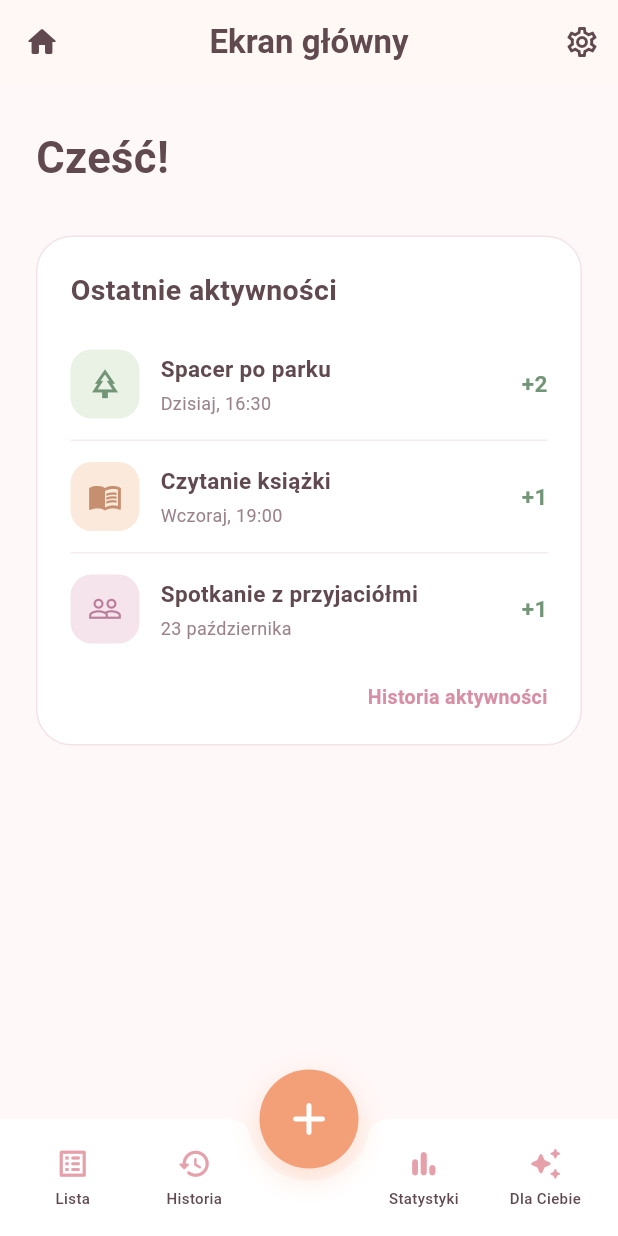
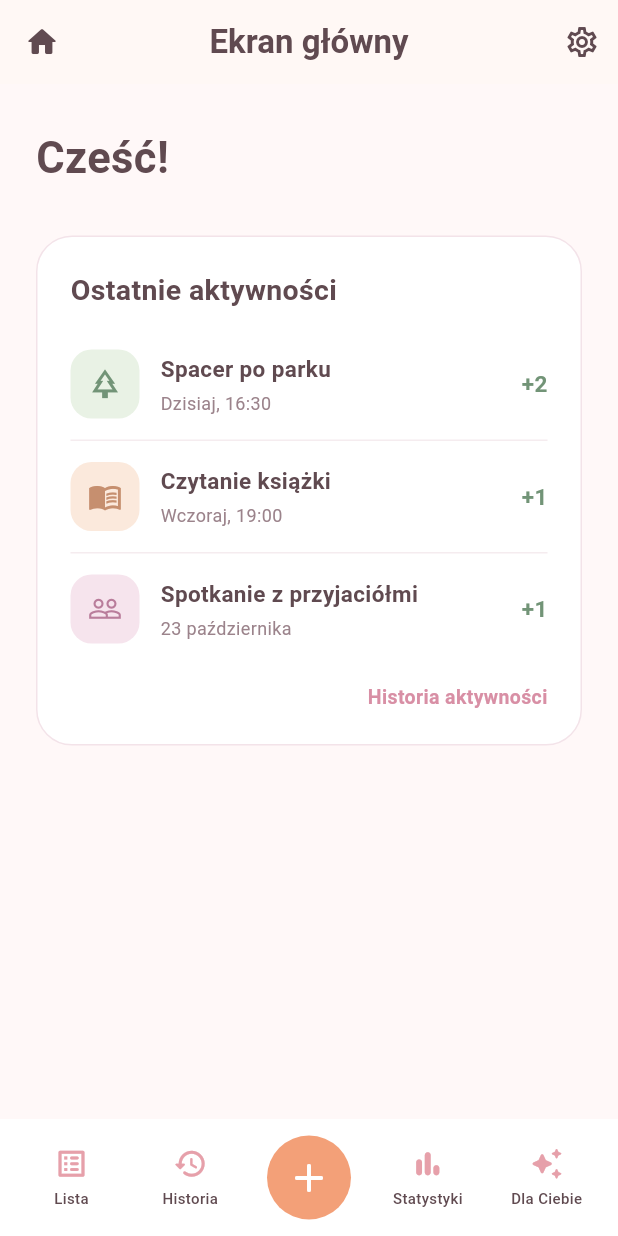
Before and after one commit to NataliaStaniewska/activity_app, a Flutter app: the screen it shows after launch, on a phone screen of 412 x 824 dp. Run offline on Flutter 3.47's test engine with Material 3 defaults, Android fonts, the phone set to English and light mode, and no system bars.

Commit message:
Adjust add activity navigation button
Co-authored-by: Copilot <223556219+Copilot@users.noreply.github.com>

```diff
--- a/lib/screens/main_screen.dart
+++ b/lib/screens/main_screen.dart
@@ -1,6 +1,7 @@
-
 import 'package:flutter/material.dart';
 
+import '../models/saved_activities.dart';
+import '../services/activities_api.dart';
 import 'history_screen.dart';
 import 'add_activity_screen.dart';
 import 'statistics_screen.dart';
@@ -10,7 +11,16 @@ import 'list_screen.dart';
 import 'settings_screen.dart';
 
 class MainScreen extends StatefulWidget {
-  const MainScreen({super.key});
+  const MainScreen({
+    super.key,
+    this.activitiesApi = const ActivitiesApi(),
+    this.accountEmail,
+    this.onLogout,
+  });
+
+  final ActivitiesApi activitiesApi;
+  final String? accountEmail;
+  final Future<void> Function()? onLogout;
 
   @override
   State<MainScreen> createState() => _MainScreenState();
@@ -26,16 +36,29 @@ class _MainScreenState extends State<MainScreen> {
   static const Color background = Color(0xFFFFF8F5);
   static const Color textColor = Color(0xFF604A50);
 
-  final List<Widget> _screens = [
-    const ListScreen(),
-    const HistoryScreen(),
-    const AddActivityScreen(),
-    const StatisticsScreen(),
-    const RecommendationsScreen(),
-  ];
+  final _savedActivities = SavedActivities();
+  SavedActivity? _activitySuggestion;
 
-  void _openTab(int index) {
+  Widget _screenForTab() => switch (_selectedIndex) {
+    0 => ListScreen(
+      savedActivities: _savedActivities,
+      onLogActivity: (activity) => _openTab(2, suggestion: activity),
+    ),
+    1 => HistoryScreen(api: widget.activitiesApi),
+    2 => AddActivityScreen(
+      api: widget.activitiesApi,
+      suggestion: _activitySuggestion,
+    ),
+    3 => StatisticsScreen(api: widget.activitiesApi),
+    _ => RecommendationsScreen(
+      api: widget.activitiesApi,
+      savedActivities: _savedActivities,
+    ),
+  };
+
+  void _openTab(int index, {SavedActivity? suggestion}) {
     setState(() {
+      _activitySuggestion = suggestion;
       _selectedIndex = index;
       _showHome = false;
       _showSettings = false;
@@ -67,9 +90,7 @@ class _MainScreenState extends State<MainScreen> {
     required String label,
     required int index,
   }) {
-    final selected = !_showHome &&
-        !_showSettings &&
-        _selectedIndex == index;
+    final selected = !_showHome && !_showSettings && _selectedIndex == index;
 
     return Expanded(
       child: InkWell(
@@ -80,24 +101,45 @@ class _MainScreenState extends State<MainScreen> {
           child: Column(
             mainAxisSize: MainAxisSize.min,
             children: [
-              Icon(
-                icon,
-                size: 23,
-                color: selected ? orange : pink,
-              ),
+              Icon(icon, size: 23, color: selected ? orange : pink),
               const SizedBox(height: 4),
               Text(
                 label,
                 maxLines: 1,
                 style: TextStyle(
                   fontSize: 10,
-                  fontWeight: selected
-                      ? FontWeight.bold
-                      : FontWeight.w500,
+                  fontWeight: selected ? FontWeight.bold : FontWeight.w500,
                   color: selected ? orange : textColor,
                 ),
               ),
             ],
+          ),
+        ),
+      ),
+    );
+  }
+
+  Widget _addActivityButton() {
+    return Expanded(
+      child: Center(
+        child: Tooltip(
+          message: 'Dodaj aktywność',
+          child: InkWell(
+            onTap: () => _openTab(2),
+            customBorder: const CircleBorder(),
+            child: Container(
+              width: 56,
+              height: 56,
+              decoration: const BoxDecoration(
+                shape: BoxShape.circle,
+                color: orange,
+              ),
+              child: const Icon(
+                Icons.add_rounded,
+                color: Colors.white,
+                size: 32,
+              ),
+            ),
           ),
         ),
       ),
@@ -115,16 +157,10 @@ class _MainScreenState extends State<MainScreen> {
         centerTitle: true,
         title: Text(
           _title,
-          style: const TextStyle(
-            color: textColor,
-            fontWeight: FontWeight.bold,
-          ),
+          style: const TextStyle(color: textColor, fontWeight: FontWeight.bold),
         ),
         leading: IconButton(
-          icon: const Icon(
-            Icons.home_rounded,
-            color: textColor,
-          ),
+          icon: const Icon(Icons.home_rounded, color: textColor),
           onPressed: () {
             setState(() {
               _showHome = true;
@@ -134,10 +170,7 @@ class _MainScreenState extends State<MainScreen> {
         ),
         actions: [
           IconButton(
-            icon: const Icon(
-              Icons.settings_outlined,
-              color: textColor,
-            ),
+            icon: const Icon(Icons.settings_outlined, color: textColor),
             onPressed: () {
               setState(() {
                 _showSettings = true;
@@ -149,60 +182,33 @@ class _MainScreenState extends State<MainScreen> {
       ),
 
       body: _showSettings
-          ? const SettingsScreen()
+          ? SettingsScreen(
+              api: widget.activitiesApi,
+              accountEmail: widget.accountEmail,
+              onLogout: widget.onLogout,
+            )
           : _showHome
-              ? const HomeScreen()
-              : _screens[_selectedIndex],
-
-      floatingActionButtonLocation:
-          FloatingActionButtonLocation.centerDocked,
-
-      floatingActionButton: Container(
-        width: 66,
-        height: 66,
-        decoration: BoxDecoration(
-          shape: BoxShape.circle,
-          color: orange,
-          boxShadow: [
-            BoxShadow(
-              color: orange.withValues(alpha: 0.3),
-              blurRadius: 16,
-              offset: const Offset(0, 6),
-            ),
-          ],
-        ),
-        child: IconButton(
-          onPressed: () => _openTab(2),
-          icon: const Icon(
-            Icons.add_rounded,
-            color: Colors.white,
-            size: 36,
-          ),
-          tooltip: 'Dodaj aktywność',
-        ),
-      ),
+          ? HomeScreen(
+              api: widget.activitiesApi,
+              onOpenHistory: () => _openTab(1),
+            )
+          : _screenForTab(),
 
       bottomNavigationBar: BottomAppBar(
         color: Colors.white,
         elevation: 0,
         height: 78,
-        shape: const CircularNotchedRectangle(),
-        notchMargin: 8,
         padding: const EdgeInsets.symmetric(horizontal: 8),
         child: Row(
           children: [
-            _navButton(
-              icon: Icons.list_alt_rounded,
-              label: 'Lista',
-              index: 0,
-            ),
+            _navButton(icon: Icons.list_alt_rounded, label: 'Lista', index: 0),
             _navButton(
               icon: Icons.history_rounded,
               label: 'Historia',
               index: 1,
             ),
 
-            const SizedBox(width: 72),
+            _addActivityButton(),
 
             _navButton(
               icon: Icons.bar_chart_rounded,
```
